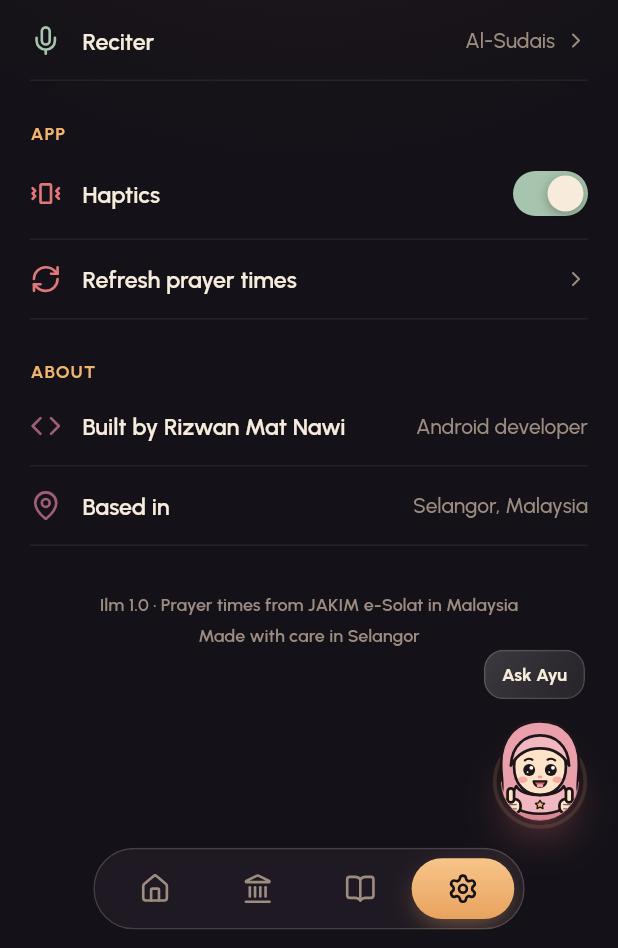
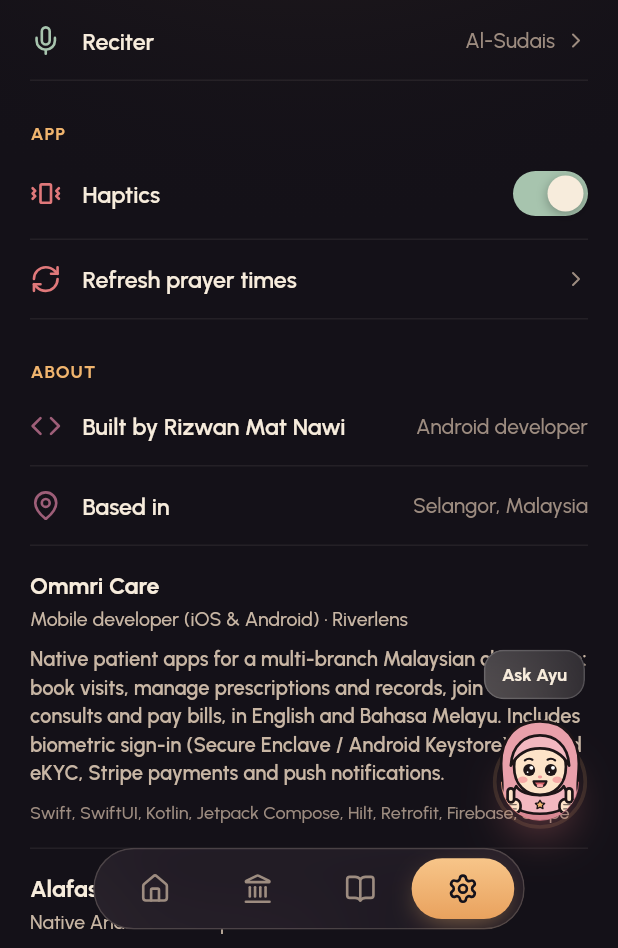
Before and after one commit to RizwanATC/ilm-islamic-companian, a Flutter app: the screen it shows after launch, item 4 of the bottom bar chosen, scrolled down 427 dp, on a phone screen of 412 x 824 dp, the part 288-1236 px from its top. Run offline on Flutter 3.47's test engine with Material 3 defaults, Android fonts, the phone set to English and light mode, and no system bars; our stand-ins replace adhan, flutter_svg, geolocator, google_fonts, hijri, lucide_icons_flutter and 1 more; network calls fail; statements that could not run were skipped.

Commit message:
Add Ommri Care and Alafasy project cards to About
Co-Authored-By: Claude Sonnet 5.5 <noreply@anthropic.com>
Claude-Session: https://claude.ai/code/session_01NNK41ATwakqB6Qk61qL7cH

```diff
--- a/lib/screens/settings_screen.dart
+++ b/lib/screens/settings_screen.dart
@@ -81,6 +81,24 @@ class SettingsScreen extends StatelessWidget {
         _row(LucideIcons.code, C.plum, 'Built by Rizwan Mat Nawi',
             value: 'Android developer'),
         _row(LucideIcons.mapPin, C.plum, 'Based in', value: 'Selangor, Malaysia'),
+        const _AboutProject(
+          name: 'Ommri Care',
+          role: 'Mobile developer (iOS & Android) · Riverlens',
+          blurb: 'Native patient apps for a multi-branch Malaysian clinic group: '
+              'book visits, manage prescriptions and records, join video consults '
+              'and pay bills, in English and Bahasa Melayu. Includes biometric '
+              'sign-in (Secure Enclave / Android Keystore), MyKad eKYC, Stripe '
+              'payments and push notifications.',
+          tech: 'Swift, SwiftUI, Kotlin, Jetpack Compose, Hilt, Retrofit, Firebase, Stripe',
+        ),
+        const _AboutProject(
+          name: 'Alafasy',
+          role: 'Native Android developer · Riverlens',
+          blurb: 'Android app built from scratch in Kotlin, from UI to production '
+              'release, using MVVM, Coroutines and Flow, Retrofit, Room for offline '
+              'support, and Hilt for dependency injection.',
+          tech: 'Kotlin, MVVM, Coroutines/Flow, Retrofit, Room, Hilt',
+        ),
         const SizedBox(height: 30),
         Text('Ilm 1.0 · Prayer times from JAKIM e-Solat in Malaysia',
             textAlign: TextAlign.center, style: T.ui(12, c: C.faint)),
@@ -125,6 +143,30 @@ class SettingsScreen extends StatelessWidget {
       ),
     );
   }
+}
+
+class _AboutProject extends StatelessWidget {
+  const _AboutProject(
+      {required this.name,
+      required this.role,
+      required this.blurb,
+      required this.tech});
+  final String name, role, blurb, tech;
+  @override
+  Widget build(BuildContext context) => Container(
+        width: double.infinity,
+        padding: const EdgeInsets.symmetric(vertical: 15),
+        decoration: BoxDecoration(border: Border(bottom: BorderSide(color: C.line()))),
+        child: Column(crossAxisAlignment: CrossAxisAlignment.start, children: [
+          Text(name, style: T.ui(15.5, w: FontWeight.w700)),
+          const SizedBox(height: 2),
+          Text(role, style: T.ui(13, c: C.muted, w: FontWeight.w500)),
+          const SizedBox(height: 8),
+          Text(blurb, style: T.ui(13.5, c: C.muted)),
+          const SizedBox(height: 8),
+          Text(tech, style: T.ui(12, c: C.faint, w: FontWeight.w500)),
+        ]),
+      );
 }
 
 class _Toggle extends StatelessWidget {
```
